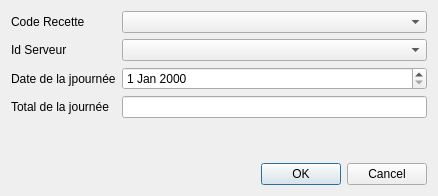
Qt form updaterecettedialog.ui (MohamedAminAmjahid/QtProjet) before a commit.
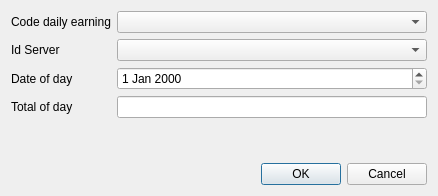
The same form after that commit.

What changed in the file:
```diff
--- a/updaterecettedialog.ui
+++ b/updaterecettedialog.ui
@@ -19,28 +19,28 @@
      <item row="0" column="0">
       <widget class="QLabel" name="label">
        <property name="text">
-        <string>Code Recette</string>
+        <string>Code daily earning</string>
        </property>
       </widget>
      </item>
      <item row="1" column="0">
       <widget class="QLabel" name="label_2">
        <property name="text">
-        <string>Id Serveur</string>
+        <string>Id Server</string>
        </property>
       </widget>
      </item>
      <item row="2" column="0">
       <widget class="QLabel" name="label_3">
        <property name="text">
-        <string>Date de la jpournée</string>
+        <string>Date of day</string>
        </property>
       </widget>
      </item>
      <item row="3" column="0">
       <widget class="QLabel" name="label_4">
        <property name="text">
-        <string>Total de la journée</string>
+        <string>Total of day</string>
        </property>
       </widget>
      </item>
```
